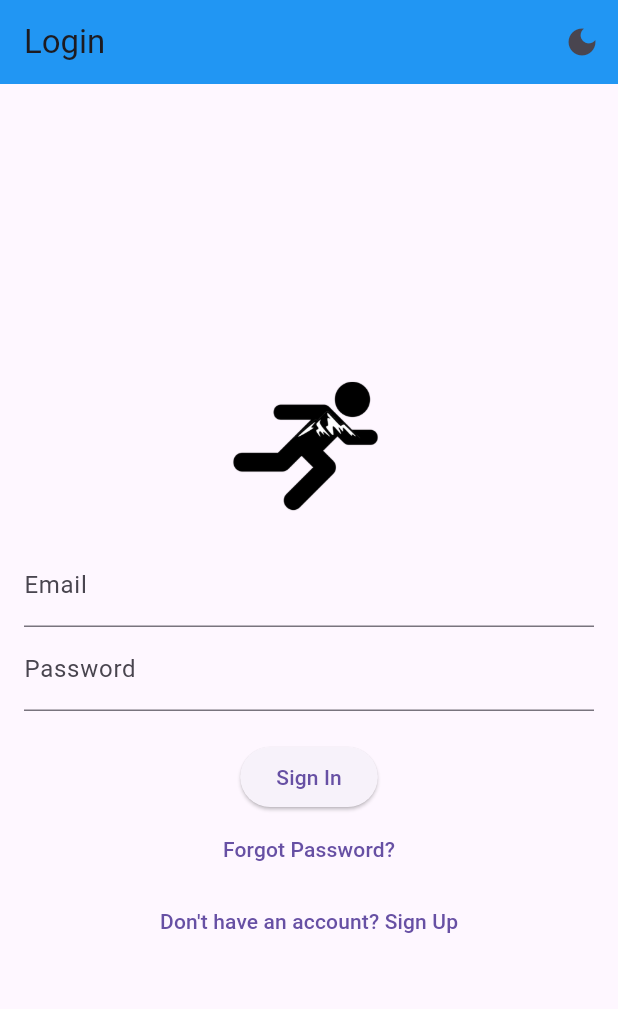
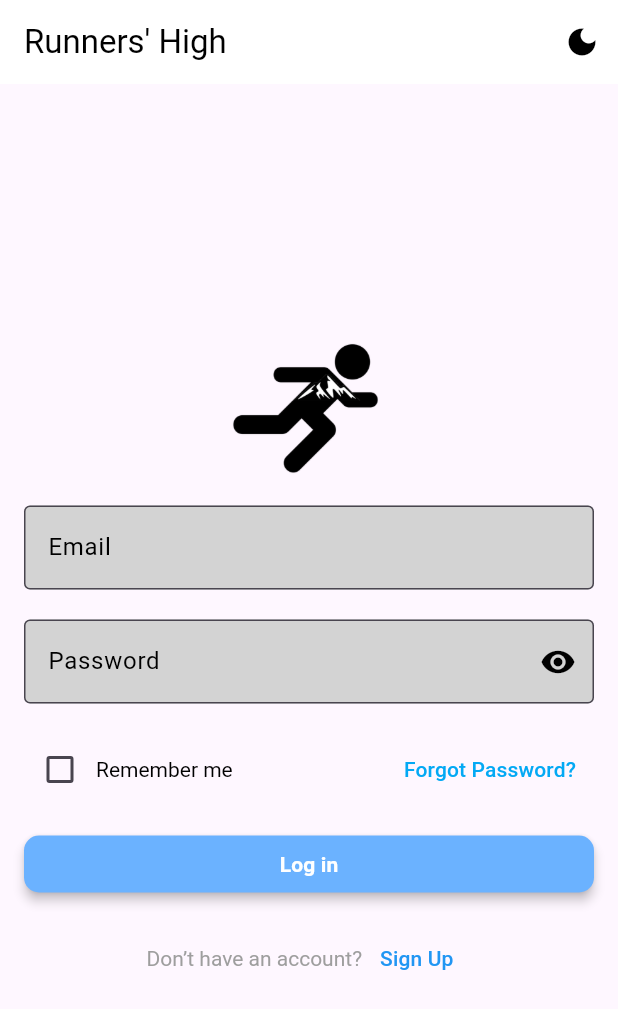
Before and after one commit to martout2002/RunnersHigh, a Flutter app: the screen it shows after launch, on a phone screen of 412 x 824 dp. Shown: the top 1009 px of the screen. Run offline on Flutter 3.47's test engine with Material 3 defaults, Android fonts, the phone set to English and light mode, and no system bars; our stand-ins replace firebase_auth, firebase_core, firebase_database, geolocator, google_fonts, google_maps_flutter and 1 more; accounts and stored records are empty.

Commit message:
nicer login page

```diff
--- a/lib/login_page.dart
+++ b/lib/login_page.dart
@@ -1,6 +1,7 @@
 import 'dart:async';
 import 'package:flutter/material.dart';
 import 'package:firebase_auth/firebase_auth.dart';
+import 'package:google_fonts/google_fonts.dart';
 
 class LoginPage extends StatefulWidget {
   final VoidCallback onToggleTheme;
@@ -8,13 +9,15 @@ class LoginPage extends StatefulWidget {
   const LoginPage({super.key, required this.onToggleTheme});
 
   @override
-  _LoginPageState createState() => _LoginPageState();
+  LoginPageState createState() => LoginPageState();
 }
 
-class _LoginPageState extends State<LoginPage> {
+class LoginPageState extends State<LoginPage> {
   final TextEditingController _emailController = TextEditingController();
   final TextEditingController _passwordController = TextEditingController();
   late final StreamSubscription<User?> _firebaseStreamEvents;
+  bool _rememberMe = false;
+  bool _obscureText = true;
 
   @override
   void initState() {
@@ -66,51 +69,140 @@ class _LoginPageState extends State<LoginPage> {
 
     return Scaffold(
       appBar: AppBar(
-        title: const Text('Login'),
-        backgroundColor: Colors.blue,
+        title: Text(
+          "Runners' High",
+          style: TextStyle(color: Colors.black), // Ensures the text color does not change
+        ),
+        backgroundColor: Colors.white, // Fixed color for the AppBar
         actions: [
           IconButton(
-            icon: Icon(isDarkMode ? Icons.light_mode : Icons.dark_mode),
+            icon: Icon(isDarkMode ? Icons.light_mode : Icons.dark_mode, color: Colors.black),
             onPressed: widget.onToggleTheme,
           ),
         ],
       ),
       body: Padding(
         padding: const EdgeInsets.all(16.0),
+        child: DefaultTextStyle(
+          style: GoogleFonts.readexPro(),
           child: Column(
             mainAxisAlignment: MainAxisAlignment.center,
             children: <Widget>[
               Image.asset(
                 isDarkMode ? 'lib/images/runnerslogo_dark.png' : 'lib/images/runnerslogo_light.png',
-              height: 100, // Adjust the height as needed
+                height: 100,
               ),
               const SizedBox(height: 20),
               TextField(
                 controller: _emailController,
-              decoration: const InputDecoration(labelText: 'Email'),
+                decoration: InputDecoration(
+                  labelText: 'Email',
+                  border: const OutlineInputBorder(),
+                  filled: true,
+                  fillColor: const Color(0xFFD3D3D3), // Light grey color
+                  labelStyle: const TextStyle(color: Colors.black), // Ensures label text is always black
+                ),
                 keyboardType: TextInputType.emailAddress,
+                style: const TextStyle(color: Colors.black), // Ensures text is always black
               ),
+              const SizedBox(height: 20),
               TextField(
                 controller: _passwordController,
-              decoration: const InputDecoration(labelText: 'Password'),
-              obscureText: true,
+                decoration: InputDecoration(
+                  labelText: 'Password',
+                  border: const OutlineInputBorder(),
+                  filled: true,
+                  fillColor: const Color(0xFFD3D3D3), // Light grey color
+                  labelStyle: const TextStyle(color: Colors.black), // Ensures label text is always black
+                  suffixIcon: IconButton(
+                    icon: Icon(_obscureText ? Icons.visibility : Icons.visibility_off, color: Colors.black), // Ensures icon is always black
+                    onPressed: () {
+                      setState(() {
+                        _obscureText = !_obscureText;
+                      });
+                    },
+                  ),
+                ),
+                obscureText: _obscureText,
+                style: const TextStyle(color: Colors.black), // Ensures text is always black
               ),
               const SizedBox(height: 20),
-            ElevatedButton(
-              onPressed: _signIn,
-              child: const Text('Sign In'),
+              Row(
+                mainAxisAlignment: MainAxisAlignment.spaceBetween,
+                children: [
+                  Row(
+                    children: [
+                      Checkbox(
+                        value: _rememberMe,
+                        onChanged: (bool? value) {
+                          setState(() {
+                            _rememberMe = value!;
+                          });
+                        },
+                      ),
+                      Text(
+                        'Remember me',
+                        style: TextStyle(
+                          color: isDarkMode ? Colors.white : Colors.black, // Black in light mode, white in dark mode
+                        ),
+                      ),
+                    ],
                   ),
                   TextButton(
                     onPressed: _resetPassword,
-              child: const Text('Forgot Password?'),
+                    child: const Text(
+                      'Forgot Password?',
+                      style: TextStyle(color: Colors.lightBlue),
+                    ),
+                  ),
+                ],
+              ),
+              const SizedBox(height: 20),
+              SizedBox(
+                width: double.infinity, // Match the width of the email and password fields
+                height: 38,
+                child: ElevatedButton(
+                  onPressed: _signIn,
+                  style: ElevatedButton.styleFrom(
+                    backgroundColor: const Color(0xFF6BB2FF), // Light blue color
+                    padding: const EdgeInsetsDirectional.fromSTEB(24, 0, 24, 0),
+                    elevation: 3,
+                    shape: RoundedRectangleBorder(
+                      borderRadius: BorderRadius.circular(10),
+                    ),
+                  ),
+                  child: Text(
+                    'Log in',
+                    style: GoogleFonts.readexPro(
+                      color: Colors.white,
+                      fontWeight: FontWeight.bold, // Make the text bold
+                    ),
+                  ),
+                ),
+              ),
+              const SizedBox(height: 20),
+              Row(
+                mainAxisAlignment: MainAxisAlignment.center,
+                children: [
+                  Text(
+                    "Don’t have an account?",
+                    style: TextStyle(
+                      color: isDarkMode ? Colors.white : Colors.grey, // Grey in light mode, white in dark mode
+                    ),
                   ),
                   TextButton(
                     onPressed: () {
                       Navigator.pushNamed(context, '/signup');
                     },
-              child: const Text("Don't have an account? Sign Up"),
+                    child: const Text(
+                      'Sign Up',
+                      style: TextStyle(color: Colors.blue),
+                    ),
                   ),
                 ],
+              ),
+            ],
+          ),
         ),
       ),
     );
--- a/lib/main.dart
+++ b/lib/main.dart
@@ -7,8 +7,7 @@ import 'signup_page.dart';
 import 'run_tracking_page.dart';
 import 'onboarding_page.dart';
 import 'firebase_options.dart';
-
-
+import 'package:google_fonts/google_fonts.dart';
 
 void main() async {
   WidgetsFlutterBinding.ensureInitialized();
@@ -41,7 +40,19 @@ class MyAppState extends State<MyApp> {
     return MaterialApp(
       debugShowCheckedModeBanner: false,
       title: 'Flutter Demo',
-      theme: _isDarkMode ? ThemeData.dark() : ThemeData.light(),
+      theme: ThemeData(
+        brightness: _isDarkMode ? Brightness.dark : Brightness.light,
+        textTheme: GoogleFonts.readexProTextTheme(
+          Theme.of(context).textTheme,
+        ),
+      ),
+      darkTheme: ThemeData(
+        brightness: Brightness.dark,
+        textTheme: GoogleFonts.readexProTextTheme(
+          Theme.of(context).textTheme,
+        ),
+      ),
+      themeMode: _isDarkMode ? ThemeMode.dark : ThemeMode.light,
       initialRoute: '/login',
       routes: {
         '/login': (context) => LoginPage(onToggleTheme: _toggleTheme),
--- a/pubspec.yaml
+++ b/pubspec.yaml
@@ -41,6 +41,7 @@ dependencies:
   geolocator: ^12.0.0
   percent_indicator: ^4.2.3
   google_maps_flutter: ^2.6.1
+  google_fonts: ^6.2.1
 
 
 dev_dependencies:
```
Also changed, not shown: pubspec.lock, 3 other files. Lines whose indentation alone changed are shown as unchanged.
